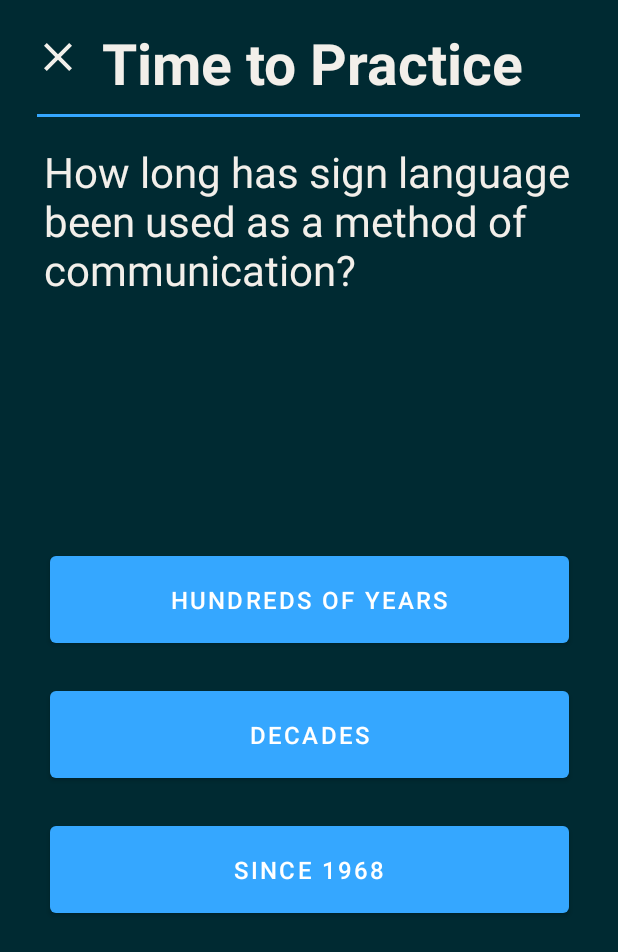
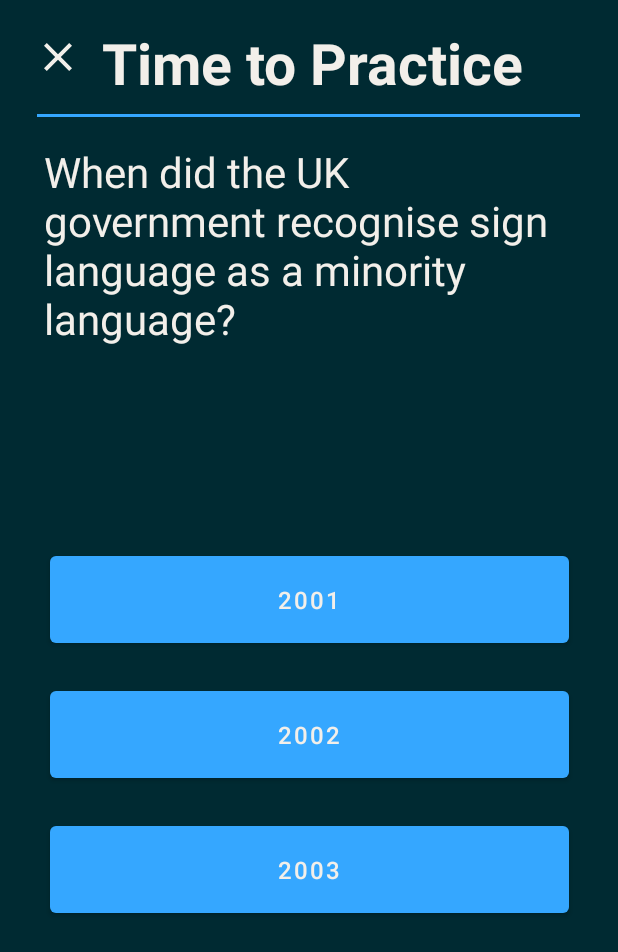
Before and after one commit to junetc20/Signify, an Android app: the Quiz screen opened directly, with no data from a screen before it, after a tap on "NEXT", on a phone screen of 412 x 824 dp. Shown: the top 952 px of the screen. Run offline under Robolectric (Android 15) with nearby library versions, the phone set to English and light mode, and no system bars; 1 other tap on this screen came first.

Commit message:
quiz1 update

```diff
--- a/app/src/main/java/com/example/signify/Login.java
+++ b/app/src/main/java/com/example/signify/Login.java
@@ -45,6 +45,7 @@ public class Login extends AppCompatActivity {
                 String email = emailInput.getText().toString();
                 String pass = password.getText().toString();
                 Boolean checkLoginDetails = db.checkLoginDetails(email, pass);
+
                 if(emailInput.getText().toString().equals("") || password.getText().toString().equals("")) {
                     Toast.makeText(Login.this, "Please enter both your email and password.", Toast.LENGTH_SHORT).show();
                 } else {
--- a/app/src/main/java/com/example/signify/MultipleChoiceQ.java
+++ b/app/src/main/java/com/example/signify/MultipleChoiceQ.java
@@ -9,6 +9,7 @@ public class MultipleChoiceQ {
             "What is audist behaviour?",
             "Why should you not switch your primary hand when signing?"
     };
+
     private static final String[][] answers = {
             {"Hundreds of years", "Decades", "Since 1968"},
             {"2001", "2002", "2003"},
@@ -42,8 +43,8 @@ public class MultipleChoiceQ {
     }
 
     public static String getCorrectAns(int x) {
-        String answer = correctAnswers[x];
-        return answer;
+        String answers = correctAnswers[x];
+        return answers;
     }
 
 }
--- a/app/src/main/java/com/example/signify/Quiz.java
+++ b/app/src/main/java/com/example/signify/Quiz.java
@@ -1,5 +1,6 @@
 package com.example.signify;
 
+  import android.annotation.SuppressLint;
   import android.content.Intent;
   import android.os.Bundle;
   import android.view.View;
@@ -25,13 +26,14 @@ public class Quiz extends AppCompatActivity {
     private TextView questionText2;
     private String answer;
     private int currentQuestionNumber = 0;
-    private int score = 0;
     private TextView resultText2;
+    private ImageView resultImage2;
 
     protected void onCreate(Bundle savedInstanceState) {
         super.onCreate(savedInstanceState);
         setContentView(R.layout.activity_quiz);
 
+        // Constructor
         answer1 = findViewById(R.id.answer1);
         answer2 = findViewById(R.id.answer2);
         answer3 = findViewById(R.id.answer3);
@@ -41,7 +43,15 @@ public class Quiz extends AppCompatActivity {
         completeButton2 = findViewById(R.id.completeButton2);
         questionText2 = findViewById(R.id.questionText2);
         resultText2 = findViewById(R.id.resultText2);
+        resultImage2 = findViewById(R.id.resultImage2);
 
+        //Setting initial question up when quiz is opened
+        questionText2.setText(MultipleChoiceQ.getQuestion(currentQuestionNumber));
+        answer1.setText(MultipleChoiceQ.getChoice1(currentQuestionNumber));
+        answer2.setText(MultipleChoiceQ.getChoice2(currentQuestionNumber));
+        answer3.setText(MultipleChoiceQ.getChoice3(currentQuestionNumber));
+
+        // Exit button returns user to home when clicked
         exitButtonQuiz.setOnClickListener(new View.OnClickListener() {
             @Override
             public void onClick(View v) {
@@ -49,14 +59,37 @@ public class Quiz extends AppCompatActivity {
             }
         });
 
-        nextButton2.setOnClickListener(new View.OnClickListener() {
+        // Exit button returns user to home when clicked
+        completeButton2.setOnClickListener(new View.OnClickListener() {
             @Override
             public void onClick(View v) {
-                updateQuestion();
-                nextButton2.setVisibility(View.INVISIBLE);
-                answer1.setVisibility(View.VISIBLE);
-                answer2.setVisibility(View.VISIBLE);
-                answer3.setVisibility(View.VISIBLE);
+                startActivity(new Intent(Quiz.this, Home.class));
+            }
+        });
+
+        // Next button updates text views so that the next question appears
+        nextButton2.setOnClickListener(new View.OnClickListener() {
+            @SuppressLint("SetTextI18n")
+            @Override
+            public void onClick(View v) {
+                if (currentQuestionNumber < 4) {
+                    updateQuestion();
+                    nextButton2.setVisibility(View.INVISIBLE);
+                    answer1.setVisibility(View.VISIBLE);
+                    answer2.setVisibility(View.VISIBLE);
+                    answer3.setVisibility(View.VISIBLE);
+                }
+                else {
+                    nextButton2.setVisibility(View.INVISIBLE);
+                    answer1.setVisibility(View.INVISIBLE);
+                    answer2.setVisibility(View.INVISIBLE);
+                    answer3.setVisibility(View.INVISIBLE);
+                    questionText2.setVisibility(View.INVISIBLE);
+                    resultImage2.setVisibility(View.VISIBLE);
+                    completeButton2.setVisibility(View.VISIBLE);
+                    resultText2.setVisibility(View.VISIBLE);
+                    resultText2.setText(score + "/5");
+                }
             }
         });
 
@@ -65,8 +98,7 @@ public class Quiz extends AppCompatActivity {
             @Override
             public void onClick(View v) {
                 if (answer1.getText() == answer) {
-                    score = score + 1;
-                    updateScore(score);
+                    score++;
                     Toast.makeText(Quiz.this, "correct!", Toast.LENGTH_SHORT).show();
                 }
                 else {
@@ -83,8 +115,7 @@ public class Quiz extends AppCompatActivity {
         answer2.setOnClickListener(new View.OnClickListener() {
             public void onClick(View v) {
                 if (answer2.getText() == answer) {
-                    score = score + 1;
-                    updateScore(score);
+                    score++;
                     Toast.makeText(Quiz.this, "correct!", Toast.LENGTH_SHORT).show();
                 }
                 else {
@@ -101,8 +132,7 @@ public class Quiz extends AppCompatActivity {
         answer3.setOnClickListener(new View.OnClickListener() {
             public void onClick(View v) {
                 if (answer3.getText() == answer) {
-                    score = score + 1;
-                    updateScore(score);
+                    score++;
                     Toast.makeText(Quiz.this, "correct!", Toast.LENGTH_SHORT).show();
                 }
                 else {
@@ -116,17 +146,15 @@ public class Quiz extends AppCompatActivity {
         });
     }
 
+    //
+    int score = 0;
     private void updateQuestion() {
+        currentQuestionNumber++;
         questionText2.setText(MultipleChoiceQ.getQuestion(currentQuestionNumber));
         answer1.setText(MultipleChoiceQ.getChoice1(currentQuestionNumber));
         answer2.setText(MultipleChoiceQ.getChoice2(currentQuestionNumber));
         answer3.setText(MultipleChoiceQ.getChoice3(currentQuestionNumber));
 
         answer = MultipleChoiceQ.getCorrectAns(currentQuestionNumber);
-        currentQuestionNumber++;
-    }
-
-    private void updateScore(int score) {
-        resultText2.setText(score);
     }
 }
--- a/app/src/main/res/layout/activity_quiz.xml
+++ b/app/src/main/res/layout/activity_quiz.xml
@@ -23,7 +23,7 @@
         android:id="@+id/completeButton2"
         android:layout_width="wrap_content"
         android:layout_height="wrap_content"
-        android:layout_marginBottom="244dp"
+        android:layout_marginBottom="212dp"
         android:text="got it"
         android:visibility="invisible"
         app:backgroundTint="@color/BSL_blue"
@@ -31,19 +31,6 @@
         app:layout_constraintEnd_toEndOf="parent"
         app:layout_constraintHorizontal_bias="0.498"
         app:layout_constraintStart_toStartOf="parent" />
-
-    <TextView
-        android:id="@+id/resultText2"
-        android:layout_width="wrap_content"
-        android:layout_height="93dp"
-        android:layout_marginTop="145dp"
-        android:textColor="@color/BSL_blue"
-        android:textSize="70sp"
-        android:textStyle="bold"
-        app:layout_constraintEnd_toEndOf="parent"
-        app:layout_constraintHorizontal_bias="0.476"
-        app:layout_constraintStart_toStartOf="parent"
-        app:layout_constraintTop_toBottomOf="@+id/view3" />
 
     <ImageView
         android:id="@+id/exitButtonQuiz"
@@ -54,7 +41,8 @@
         android:layout_marginTop="22dp"
         app:layout_constraintStart_toStartOf="parent"
         app:layout_constraintTop_toTopOf="parent"
-        app:srcCompat="@drawable/cross_cream" />
+        app:srcCompat="@drawable/cross_cream"
+        tools:ignore="VectorDrawableCompat" />
 
     <ImageView
         android:id="@+id/resultImage2"
@@ -66,7 +54,8 @@
         app:layout_constraintStart_toStartOf="parent"
         app:layout_constraintTop_toTopOf="parent"
         app:layout_constraintVertical_bias="0.438"
-        app:srcCompat="@drawable/quiz_end_graphic1" />
+        app:srcCompat="@drawable/quiz_end_graphic1"
+        tools:ignore="VectorDrawableCompat"/>
 
     <View
         android:id="@+id/view3"
@@ -105,47 +94,50 @@
         android:textColor="@color/cream"
         android:textSize="28sp"
         android:typeface="normal"
+        android:visibility="visible"
         app:layout_constraintEnd_toEndOf="parent"
         app:layout_constraintHorizontal_bias="0.495"
         app:layout_constraintStart_toStartOf="parent"
-        app:layout_constraintTop_toBottomOf="@+id/textView22"
-        tools:text="@string/introQ1" />
+        app:layout_constraintTop_toBottomOf="@+id/textView22" />
 
     <Button
         android:id="@+id/answer1"
         android:layout_width="346dp"
         android:layout_height="70dp"
         android:layout_marginTop="20dp"
+        android:textColor="@color/cream"
         android:textSize="16sp"
+        android:visibility="visible"
         app:backgroundTint="@color/BSL_blue"
         app:layout_constraintEnd_toEndOf="parent"
         app:layout_constraintStart_toStartOf="parent"
-        app:layout_constraintTop_toBottomOf="@+id/questionText2"
-        tools:text="@string/introA11" />
+        app:layout_constraintTop_toBottomOf="@+id/questionText2" />
 
     <Button
         android:id="@+id/answer3"
         android:layout_width="346dp"
         android:layout_height="70dp"
         android:layout_marginTop="20dp"
+        android:textColor="@color/cream"
         android:textSize="16sp"
+        android:visibility="visible"
         app:backgroundTint="@color/BSL_blue"
         app:layout_constraintEnd_toEndOf="parent"
         app:layout_constraintStart_toStartOf="parent"
-        app:layout_constraintTop_toBottomOf="@+id/answer2"
-        tools:text="@string/introA13" />
+        app:layout_constraintTop_toBottomOf="@+id/answer2" />
 
     <Button
         android:id="@+id/answer2"
         android:layout_width="346dp"
         android:layout_height="70dp"
         android:layout_marginTop="20dp"
+        android:textColor="@color/cream"
         android:textSize="16sp"
+        android:visibility="visible"
         app:backgroundTint="@color/BSL_blue"
         app:layout_constraintEnd_toEndOf="parent"
         app:layout_constraintStart_toStartOf="parent"
-        app:layout_constraintTop_toBottomOf="@+id/answer1"
-        tools:text="@string/introA12" />
+        app:layout_constraintTop_toBottomOf="@+id/answer1" />
 
     <TextView
         android:id="@+id/questionCountDisplay"
@@ -159,4 +151,17 @@
         app:layout_constraintHorizontal_bias="0.498"
         app:layout_constraintStart_toStartOf="parent" />
 
+    <TextView
+        android:id="@+id/resultText2"
+        android:layout_width="wrap_content"
+        android:layout_height="93dp"
+        android:layout_marginTop="164dp"
+        android:textColor="@color/BSL_blue"
+        android:textSize="70sp"
+        android:textStyle="bold"
+        app:layout_constraintEnd_toEndOf="parent"
+        app:layout_constraintHorizontal_bias="0.498"
+        app:layout_constraintStart_toStartOf="parent"
+        app:layout_constraintTop_toBottomOf="@+id/view3" />
+
 </androidx.constraintlayout.widget.ConstraintLayout>
```
Also changed, not shown: app/src/main/java/com/example/signify/Account.java (+16 -2 lines), app/src/main/java/com/example/signify/DatabaseHelper.java (+43 -16 lines), app/src/main/java/com/example/signify/SignUp.java (+10 -11 lines), app/src/main/res/layout/activity_home.xml (+0 -35 lines).
